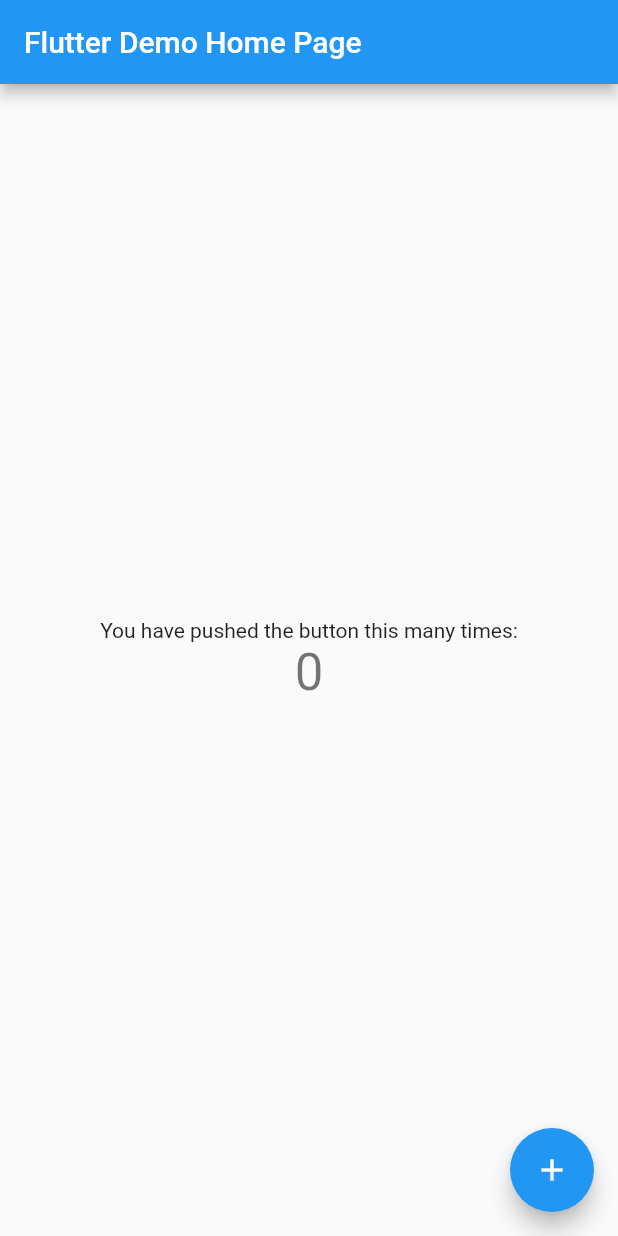
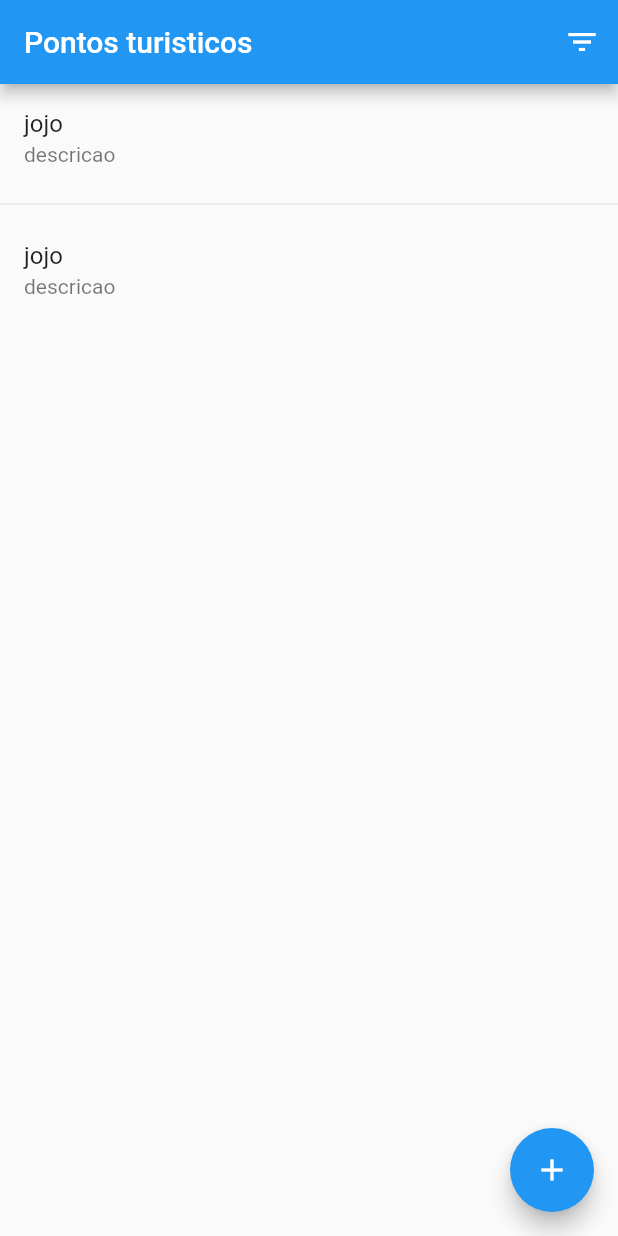
Before and after one commit to italobampi/ProjetoPontoTuristico, a Flutter app: the screen it shows after launch, on a phone screen of 412 x 824 dp. Run offline on Flutter 3.47's test engine with Material 2 defaults, Android fonts, the phone set to English and light mode, and no system bars.

Commit message:
model page 1.0

```diff
--- a/lib/main.dart
+++ b/lib/main.dart
@@ -1,4 +1,5 @@
 import 'package:flutter/material.dart';
+import 'package:projetopontoturistico/pages/lista_pontos_page.dart';
 
 void main() {
   runApp(const MyApp());
@@ -13,15 +14,8 @@ class MyApp extends StatelessWidget {
     return MaterialApp(
       title: 'Flutter Demo',
       theme: ThemeData(
-        // This is the theme of your application.
-        //
-        // Try running your application with "flutter run". You'll see the
-        // application has a blue toolbar. Then, without quitting the app, try
-        // changing the primarySwatch below to Colors.green and then invoke
-        // "hot reload" (press "r" in the console where you ran "flutter run",
-        // or simply save your changes to "hot reload" in a Flutter IDE).
-        // Notice that the counter didn't reset back to zero; the application
-        // is not restarted.
+
+
         primarySwatch: Colors.blue,
       ),
       home: const MyHomePage(title: 'Flutter Demo Home Page'),
@@ -32,14 +26,7 @@ class MyApp extends StatelessWidget {
 class MyHomePage extends StatefulWidget {
   const MyHomePage({Key? key, required this.title}) : super(key: key);
 
-  // This widget is the home page of your application. It is stateful, meaning
-  // that it has a State object (defined below) that contains fields that affect
-  // how it looks.
 
-  // This class is the configuration for the state. It holds the values (in this
-  // case the title) provided by the parent (in this case the App widget) and
-  // used by the build method of the State. Fields in a Widget subclass are
-  // always marked "final".
 
   final String title;
 
@@ -48,68 +35,19 @@ class MyHomePage extends StatefulWidget {
 }
 
 class _MyHomePageState extends State<MyHomePage> {
-  int _counter = 0;
 
-  void _incrementCounter() {
-    setState(() {
-      // This call to setState tells the Flutter framework that something has
-      // changed in this State, which causes it to rerun the build method below
-      // so that the display can reflect the updated values. If we changed
-      // _counter without calling setState(), then the build method would not be
-      // called again, and so nothing would appear to happen.
-      _counter++;
-    });
-  }
+
+
 
   @override
   Widget build(BuildContext context) {
-    // This method is rerun every time setState is called, for instance as done
-    // by the _incrementCounter method above.
-    //
-    // The Flutter framework has been optimized to make rerunning build methods
-    // fast, so that you can just rebuild anything that needs updating rather
-    // than having to individually change instances of widgets.
-    return Scaffold(
-      appBar: AppBar(
-        // Here we take the value from the MyHomePage object that was created by
-        // the App.build method, and use it to set our appbar title.
-        title: Text(widget.title),
+    return MaterialApp(
+      debugShowCheckedModeBanner: false,
+      title: 'Cadastro de Tarefas',
+      theme: ThemeData(
+        primarySwatch: Colors.blue,
       ),
-      body: Center(
-        // Center is a layout widget. It takes a single child and positions it
-        // in the middle of the parent.
-        child: Column(
-          // Column is also a layout widget. It takes a list of children and
-          // arranges them vertically. By default, it sizes itself to fit its
-          // children horizontally, and tries to be as tall as its parent.
-          //
-          // Invoke "debug painting" (press "p" in the console, choose the
-          // "Toggle Debug Paint" action from the Flutter Inspector in Android
-          // Studio, or the "Toggle Debug Paint" command in Visual Studio Code)
-          // to see the wireframe for each widget.
-          //
-          // Column has various properties to control how it sizes itself and
-          // how it positions its children. Here we use mainAxisAlignment to
-          // center the children vertically; the main axis here is the vertical
-          // axis because Columns are vertical (the cross axis would be
-          // horizontal).
-          mainAxisAlignment: MainAxisAlignment.center,
-          children: <Widget>[
-            const Text(
-              'You have pushed the button this many times:',
-            ),
-            Text(
-              '$_counter',
-              style: Theme.of(context).textTheme.headline4,
-            ),
-          ],
-        ),
-      ),
-      floatingActionButton: FloatingActionButton(
-        onPressed: _incrementCounter,
-        tooltip: 'Increment',
-        child: const Icon(Icons.add),
-      ), // This trailing comma makes auto-formatting nicer for build methods.
+      home: ListaPontosPage(),
     );
   }
 }
--- a/lib/model/ponto.dart
+++ b/lib/model/ponto.dart
@@ -1,8 +1,23 @@
+import 'package:intl/intl.dart';
+
 class Ponto {
 static const ID = '_id';
-static const NOME ='';
-static const DESCRICAO ='';
-static const DATA ='';
+static const NOME ='_nome';
+static const DESCRICAO ='_descricao';
+static const DATA = '_data';
 
+ int id;
+ String nome;
+ String descricao;
+DateTime? data;
+
+Ponto({required this.id, required this.nome, required this.descricao,required this.data});
+
+String get dataFormatada{
+  if(data == null){
+    return '';
+  }
+  return DateFormat('dd/MM/yyyy').format(data!);
+}
 
 }
--- /dev/null
+++ b/lib/pages/lista_pontos_page.dart
@@ -0,0 +1,62 @@
+import 'package:flutter/material.dart';
+import 'package:projetopontoturistico/model/ponto.dart';
+
+class ListaPontosPage extends StatefulWidget{
+
+  _ListaPontosPageState createState() => _ListaPontosPageState();
+}
+
+class _ListaPontosPageState extends State<ListaPontosPage>{
+  final _pontos = <Ponto>[
+    Ponto(id: 1, nome: 'jojo', descricao: 'descricao', data: DateTime.now()),
+    Ponto(id: 1, nome: 'jojo', descricao: 'descricao', data: DateTime.now().add(Duration(days: 1))),
+  ];
+
+  Widget build (BuildContext context){
+    return Scaffold(
+      appBar: criarAppBar(),
+      body: criarBody(),
+      floatingActionButton: FloatingActionButton(
+        onPressed: ()=>{},
+        tooltip: 'Novo ponto turistico',
+        child: Icon(Icons.add),
+      ),
+    );
+  }
+
+  AppBar criarAppBar(){
+    return AppBar(
+      title: const Text('Pontos turisticos'),
+      actions: [
+        IconButton (
+          icon: const Icon(Icons.filter_list),
+          onPressed: () {},
+        )
+      ],
+    );
+  }
+
+  Widget criarBody(){
+    if(_pontos.isEmpty){
+      return Center(
+        child: Text(
+          'Nenhum Ponto Turistico Adicionado',
+          style: TextStyle(
+            fontSize: 25,
+            fontWeight: FontWeight.bold
+          ),
+        ),
+      );
+    }
+    return ListView.separated(
+      itemCount: _pontos.length,
+      itemBuilder: (BuildContext context, int index){
+        final ponto = _pontos[index];
+        return ListTile(
+          title: Text('${ponto.nome}'),
+          subtitle: Text('${ponto.descricao}')
+        );
+      }, separatorBuilder: (BuildContext context, int index) => Divider() ,
+    );
+  }
+}
--- a/pubspec.yaml
+++ b/pubspec.yaml
@@ -45,6 +45,7 @@ dev_dependencies:
   # package. See that file for information about deactivating specific lint
   # rules and activating additional ones.
   flutter_lints: ^2.0.0
+  intl: ^0.17.0
 
 # For information on the generic Dart part of this file, see the
 # following page: https://dart.dev/tools/pub/pubspec
```
Also changed, not shown: pubspec.lock.
